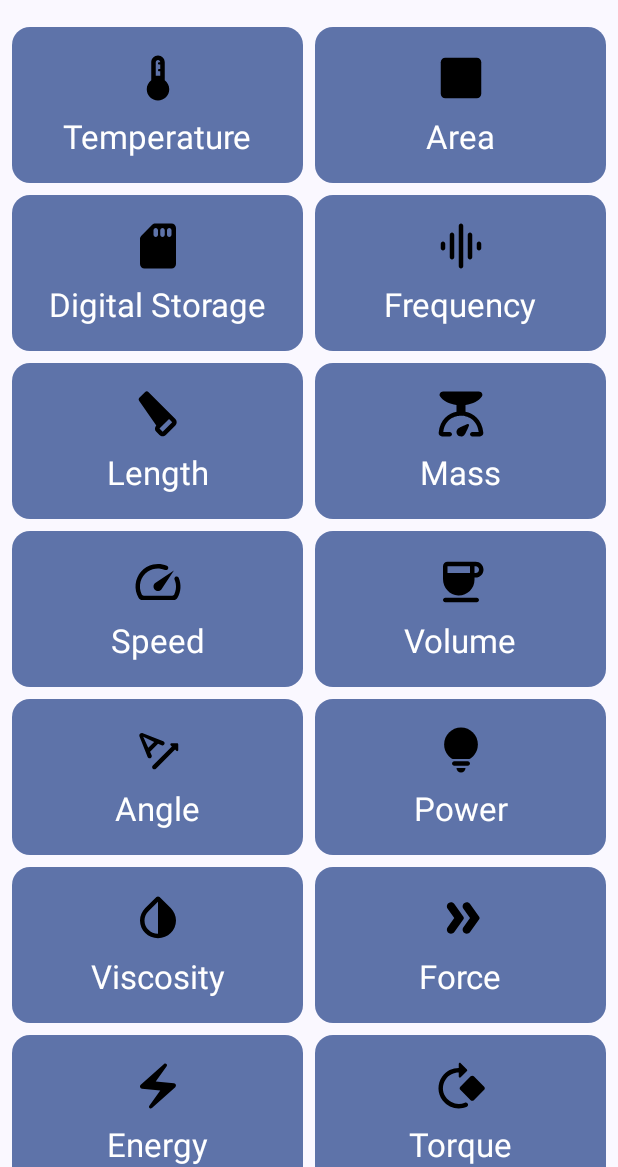
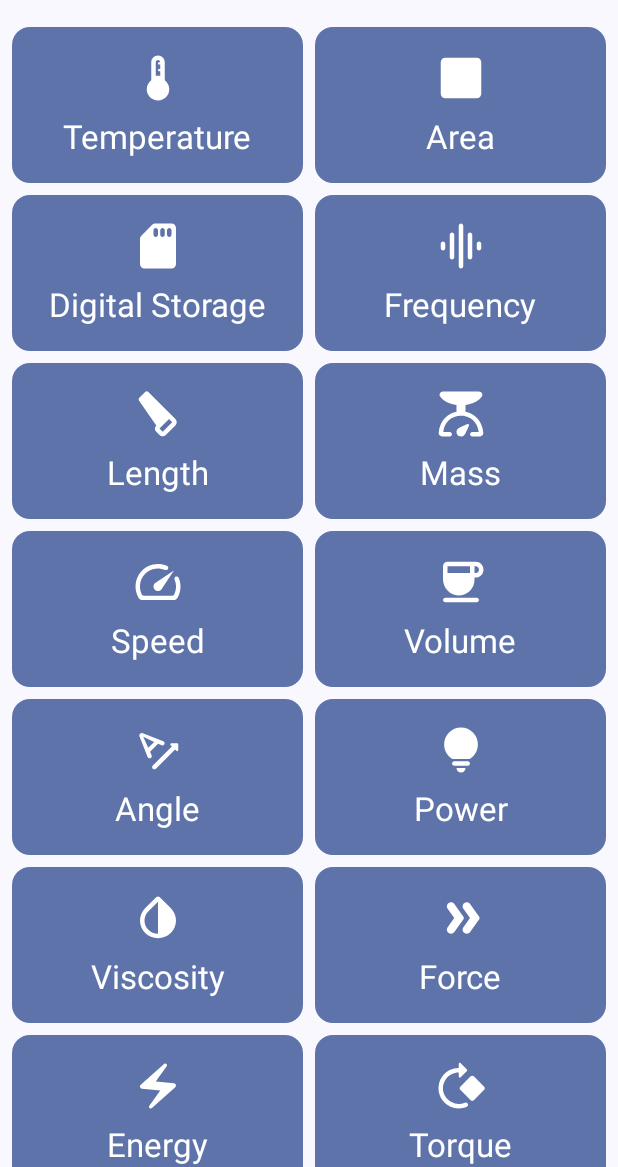
Before and after one commit to you-apps/CalcYou, an Android app built with Jetpack Compose: the ConverterGridScreen screen opened through its navigation route, on a phone screen of 412 x 824 dp, the part 69-1236 px from its top. Run offline under Robolectric (Android 15) with nearby library versions, the phone set to English and light mode, and no system bars; libraries missing offline, so code that uses them is left out: org.javia.arity.

Commit message:
style: fix converter icon color

```diff
--- a/app/src/main/java/net/youapps/calcyou/ui/components/ConverterCard.kt
+++ b/app/src/main/java/net/youapps/calcyou/ui/components/ConverterCard.kt
@@ -12,11 +12,13 @@ import androidx.compose.foundation.layout.size
 import androidx.compose.material3.Card
 import androidx.compose.material3.CardDefaults
 import androidx.compose.material3.ExperimentalMaterial3Api
+import androidx.compose.material3.LocalContentColor
 import androidx.compose.material3.MaterialTheme
 import androidx.compose.material3.Text
 import androidx.compose.runtime.Composable
 import androidx.compose.ui.Alignment
 import androidx.compose.ui.Modifier
+import androidx.compose.ui.graphics.ColorFilter
 import androidx.compose.ui.graphics.vector.ImageVector
 import androidx.compose.ui.res.stringResource
 import androidx.compose.ui.text.style.TextOverflow
@@ -44,7 +46,8 @@ fun ConverterCard(icon: ImageVector, @StringRes title: Int, onClick: () -> Unit)
             Image(
                 imageVector = icon,
                 contentDescription = null,
-                modifier = Modifier.size(36.dp)
+                modifier = Modifier.size(36.dp),
+                colorFilter = ColorFilter.tint(LocalContentColor.current)
             )
             Spacer(modifier = Modifier.height(8.dp))
             Text(
```
